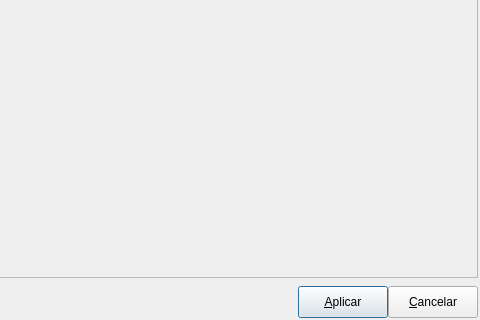
Above: libpgmodeler_ui/ui/formbasico.ui from pgmodeler/pgmodeler before the change; both pictures show x 182 to 662 and y 214 to 534 of the 662 by 534 pixel window. Below: the same form after it.
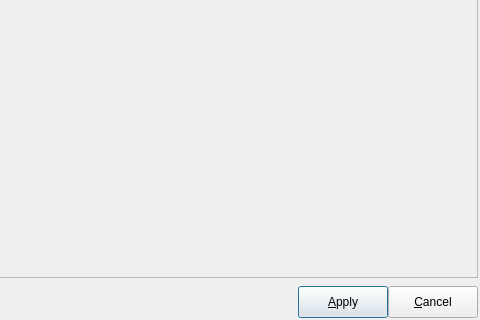
That is the form after the change. Icons and pictures are not drawn.

The edit to the form file:
```diff
--- a/libpgmodeler_ui/ui/formbasico.ui
+++ b/libpgmodeler_ui/ui/formbasico.ui
@@ -140,7 +140,7 @@
            <string notr="true"/>
           </property>
           <property name="text">
-           <string>&amp;Aplicar</string>
+           <string>&amp;Apply</string>
           </property>
           <property name="icon">
            <iconset resource="../res/resources.qrc">
@@ -175,7 +175,7 @@
            <string notr="true"/>
           </property>
           <property name="text">
-           <string>&amp;Cancelar</string>
+           <string>&amp;Cancel</string>
           </property>
           <property name="icon">
            <iconset resource="../res/resources.qrc">
```
